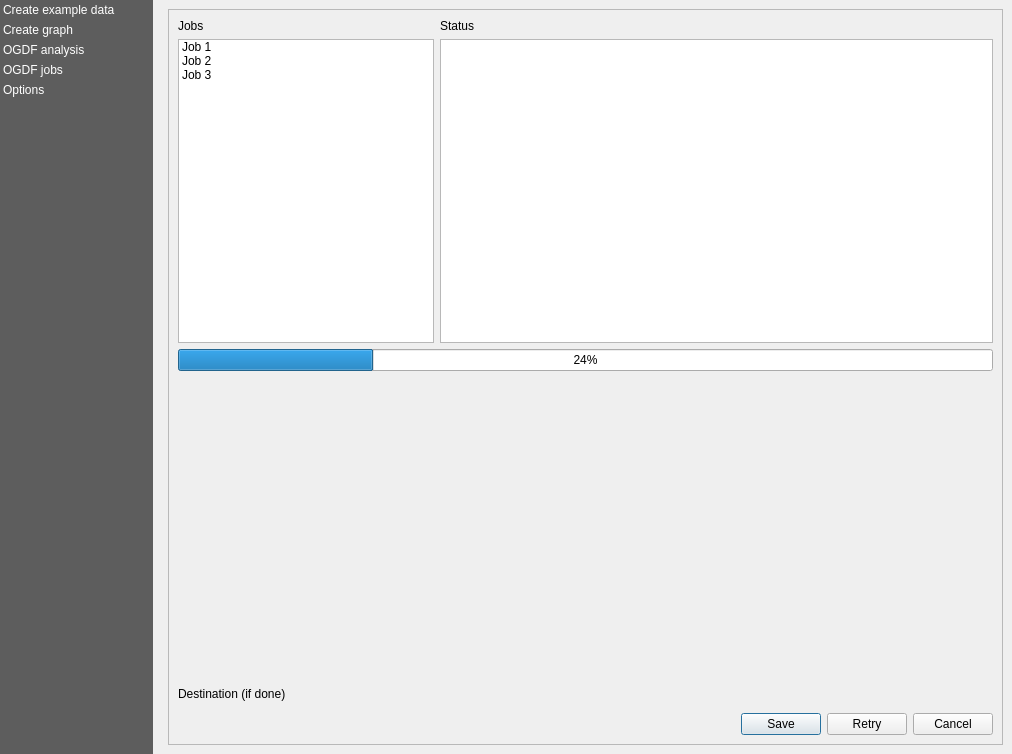
First picture: the form in views/PluginDialog.ui, repository S-P-A-N-N-E-R-S/Frontend, before the edit.
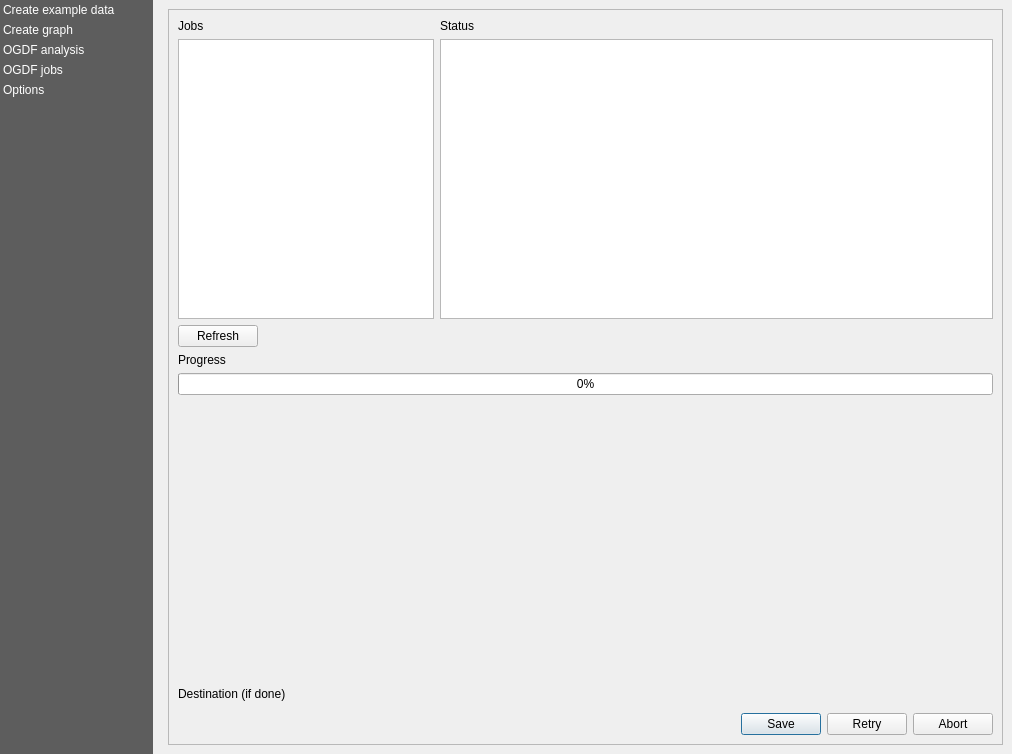
Second picture: the form after the edit. The open tabs and pages were chosen to show the change. Custom widgets are drawn as their Qt base class.

```diff
--- a/views/PluginDialog.ui
+++ b/views/PluginDialog.ui
@@ -166,7 +166,7 @@
           <item>
            <widget class="QStackedWidget" name="stacked_content_views">
             <property name="currentIndex">
-             <number>2</number>
+             <number>3</number>
             </property>
             <widget class="QWidget" name="create_example_data">
              <property name="sizePolicy">
@@ -711,34 +711,19 @@
                     <property name="autoScrollMargin">
                      <number>16</number>
                     </property>
-                    <item>
-                     <property name="text">
-                      <string>Job 1</string>
-                     </property>
-                    </item>
-                    <item>
-                     <property name="text">
-                      <string>Job 2</string>
-                     </property>
-                    </item>
-                    <item>
-                     <property name="text">
-                      <string>Job 3</string>
-                     </property>
-                    </item>
                    </widget>
                   </item>
                   <item row="1" column="1">
                    <widget class="QTextBrowser" name="ogdf_jobs_status_text"/>
                   </item>
-                  <item row="2" column="0" colspan="2">
+                  <item row="4" column="0" colspan="2">
                    <widget class="QProgressBar" name="ogdf_jobs_progressbar">
                     <property name="value">
-                     <number>24</number>
+                     <number>0</number>
                     </property>
                    </widget>
                   </item>
-                  <item row="4" column="0">
+                  <item row="6" column="0">
                    <widget class="QLabel" name="ogdf_jobs_output_label">
                     <property name="styleSheet">
                      <string notr="true">m</string>
@@ -763,10 +748,10 @@
                     </property>
                    </widget>
                   </item>
-                  <item row="5" column="0" colspan="2">
+                  <item row="7" column="0" colspan="2">
                    <widget class="QgsFileWidget" name="ogdf_jobs_output"/>
                   </item>
-                  <item row="3" column="0" colspan="2">
+                  <item row="5" column="0" colspan="2">
                    <spacer name="verticalSpacer">
                     <property name="orientation">
                      <enum>Qt::Vertical</enum>
@@ -779,12 +764,26 @@
                     </property>
                    </spacer>
                   </item>
+                  <item row="3" column="0">
+                   <widget class="QLabel" name="ogdf_jobs_progressbar_label">
+                    <property name="text">
+                     <string>Progress</string>
+                    </property>
+                   </widget>
+                  </item>
+                  <item row="2" column="0">
+                   <widget class="QPushButton" name="ogdf_jobs_refresh_btn">
+                    <property name="text">
+                     <string>Refresh</string>
+                    </property>
+                   </widget>
+                  </item>
                  </layout>
                 </item>
                 <item>
                  <widget class="QDialogButtonBox" name="ogdf_jobs_buttons">
                   <property name="standardButtons">
-                   <set>QDialogButtonBox::Cancel|QDialogButtonBox::Retry|QDialogButtonBox::Save</set>
+                   <set>QDialogButtonBox::Abort|QDialogButtonBox::Retry|QDialogButtonBox::Save</set>
                   </property>
                   <property name="centerButtons">
                    <bool>false</bool>
```
